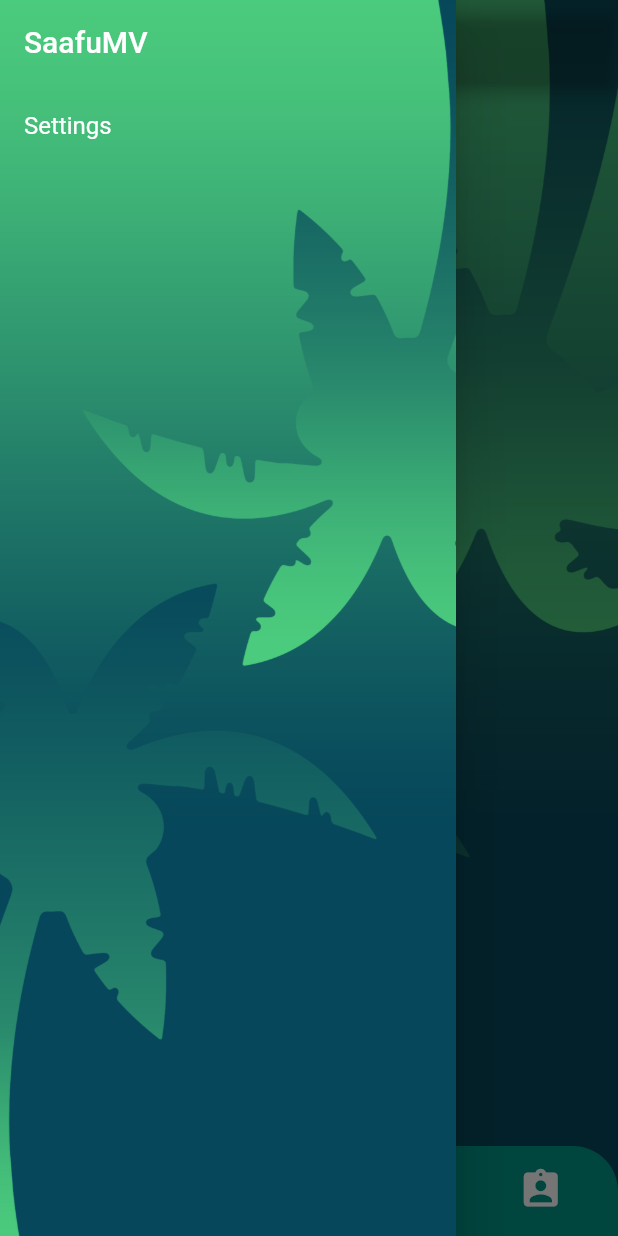
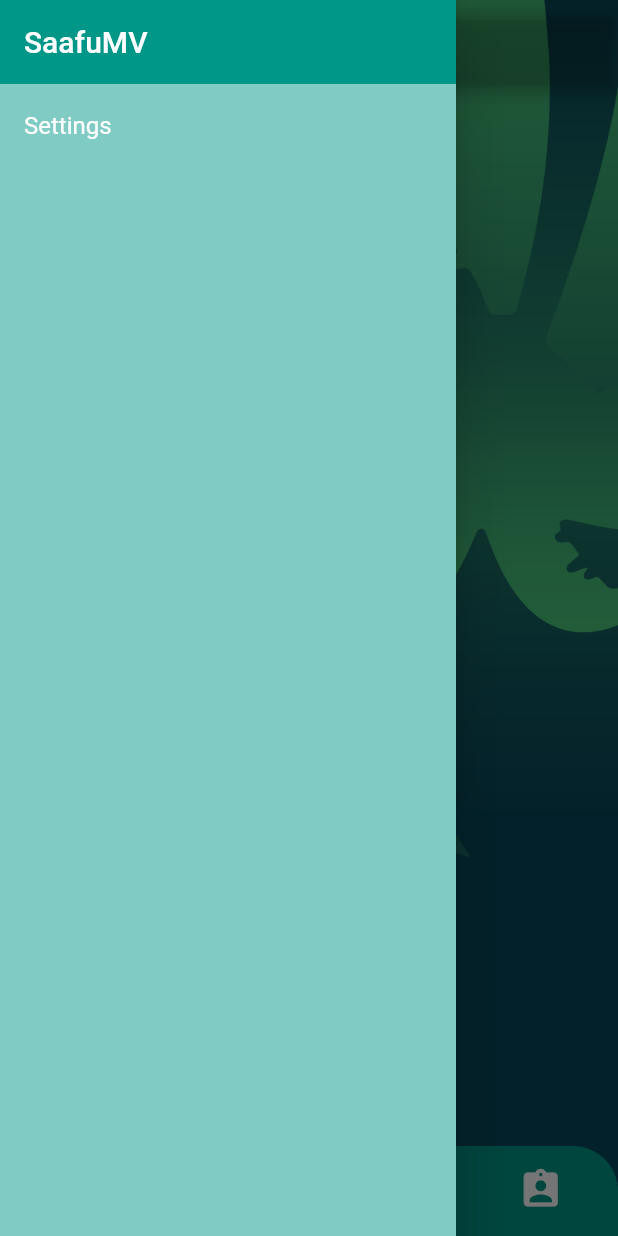
Before and after one commit to yersie/SaafuMV, a Flutter app: the HomePage screen opened by its route, with the side drawer open, on a phone screen of 412 x 824 dp. Run offline on Flutter 3.47's test engine with Material 2 defaults, Android fonts, the phone set to English and light mode, and no system bars; accounts and stored records are empty.

Commit message:
deleted:    lib/dao/auth_dao.dart 	new file:   lib/helper/validator.dart 	modified:   lib/main.dart 	new file:   lib/model/user.dart 	modified:   lib/page/home_page.dart 	modified:   lib/page/landing_page.dart 	modified:   lib/page/sign_in_page.dart 	modified:   lib/page/sign_up_page.dart 	new file:   lib/provider/auth_provider.dart 	modified:   lib/widget/app_drawer.dart 	modified:   pubspec.lock 	modified:   pubspec.yaml

```diff
--- /dev/null
+++ b/lib/model/user.dart
@@ -0,0 +1,12 @@
+import 'package:flutter/foundation.dart';
+
+class User {
+  String username;
+  String email;
+  String bio = "Baby yoda I'am. Help I'm here to.";
+
+  User({
+    @required this.username,
+    @required this.email,
+  });
+}
--- a/lib/page/home_page.dart
+++ b/lib/page/home_page.dart
@@ -4,7 +4,7 @@ import '../widget/app_drawer.dart';
 import '../widget/bottom_nav.dart';
 
 class HomePage extends StatefulWidget {
-  static final ROUTE = '/home';
+  static const ROUTE = '/home';
   @override
   _HomePageState createState() => _HomePageState();
 }
--- a/lib/page/landing_page.dart
+++ b/lib/page/landing_page.dart
@@ -1,7 +1,7 @@
 import 'package:flutter/material.dart';
 
 class LandingPage extends StatelessWidget {
-  static final ROUTE = '/landing';
+  static const ROUTE = '/landing';
   @override
   Widget build(BuildContext context) {
     return Center(
--- a/lib/page/sign_in_page.dart
+++ b/lib/page/sign_in_page.dart
@@ -1,7 +1,7 @@
 import 'package:flutter/material.dart';
 
 class SignInPage extends StatefulWidget {
-  static final ROUTE = '/sign_in';
+  static const ROUTE = '/sign_in';
   @override
   _SignInPageState createState() => _SignInPageState();
 }
@@ -11,7 +11,8 @@ class _SignInPageState extends State<SignInPage> {
   Widget build(BuildContext context) {
     return Scaffold(
       backgroundColor: Colors.white,
-      body: ListView(
+      body: Form(
+        child: ListView(
           children: <Widget>[
             Container(
               height: 300,
@@ -100,6 +101,7 @@ class _SignInPageState extends State<SignInPage> {
             )
           ],
         ),
+      ),
     );
   }
 }
--- a/lib/widget/app_drawer.dart
+++ b/lib/widget/app_drawer.dart
@@ -8,12 +8,11 @@ class AppDrawer extends StatelessWidget {
         children: [
           Container(
             height: double.infinity,
-            decoration: BoxDecoration(
-              image: DecorationImage(
-                fit: BoxFit.cover,
-                image: AssetImage('asset/img/app_bg.png'),
-              ),
-            ),
+            color: Colors.teal.shade200,
+            // decoration: BoxDecoration(
+            //   image: DecorationImage(
+            //     fit: BoxFit.cover,
+            //     image: AssetImage('asset/img/app_bg.png'),
           ),
           ListView(
             padding: EdgeInsets.zero,
@@ -21,7 +20,7 @@ class AppDrawer extends StatelessWidget {
               AppBar(
                 title: Text('SaafuMV'),
                 automaticallyImplyLeading: false,
-                backgroundColor: Colors.transparent,
+                backgroundColor: Colors.teal,
                 elevation: 0,
               ),
               ListTile(
--- a/pubspec.yaml
+++ b/pubspec.yaml
@@ -23,6 +23,7 @@ environment:
 dependencies:
   flutter:
     sdk: flutter
+  provider: ^4.3.2+3
 
 
   # The following adds the Cupertino Icons font to your application.
```
Also changed, not shown: lib/dao/auth_dao.dart (deleted, +0 -10 lines), lib/helper/validator.dart (added, +13 -0 lines), lib/main.dart (+20 -7 lines), lib/page/sign_up_page.dart (+12 -10 lines), lib/provider/auth_provider.dart (added, +35 -0 lines), pubspec.lock. Lines whose indentation alone changed are shown as unchanged.
